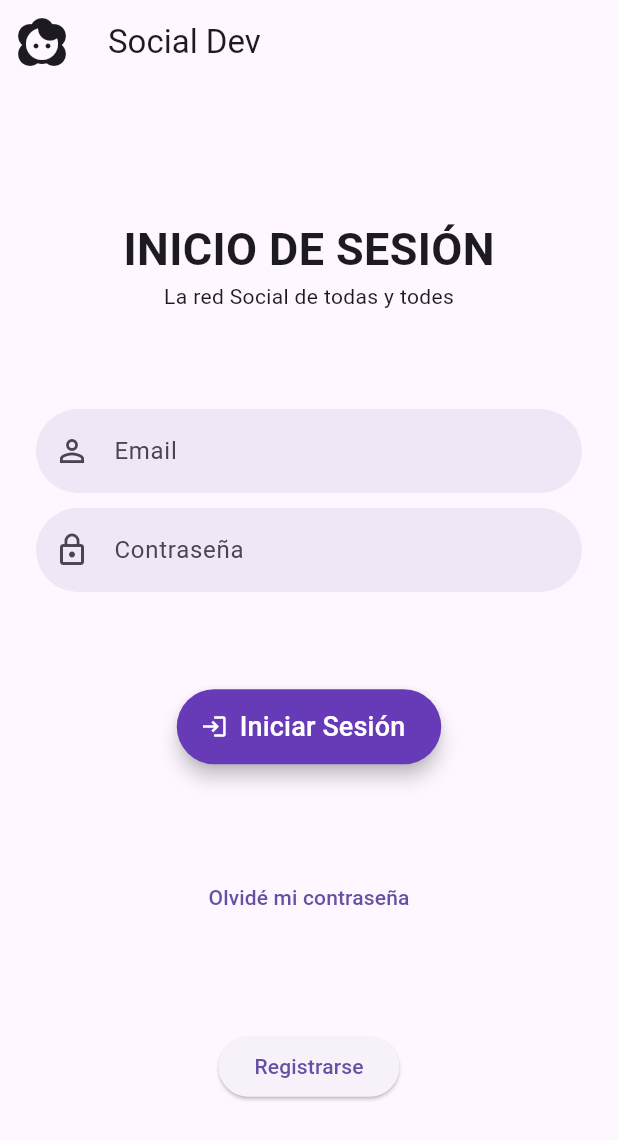
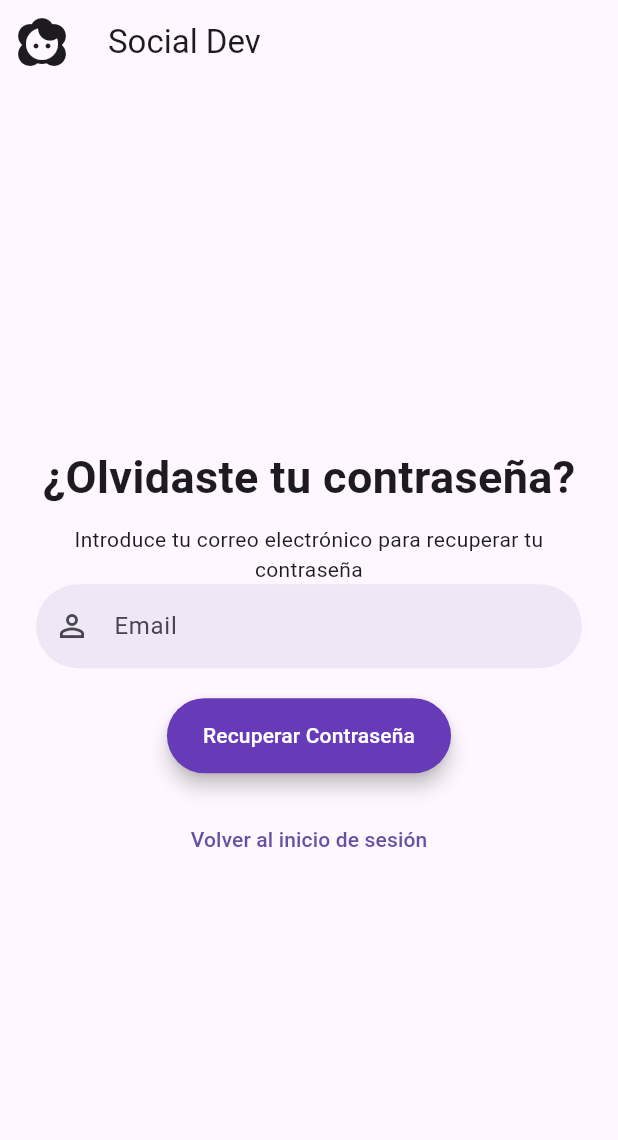
Before and after one commit to Luissylar/red_social_app, a Flutter app: the screen it shows after launch, after a tap on "Olvidé mi contraseña", on a phone screen of 412 x 824 dp. Shown: the top 1140 px of the screen. Run offline on Flutter 3.47's test engine with Material 3 defaults, Android fonts, the phone set to English and light mode, and no system bars.

Commit message:
creando pagina de olvide mi contraseña con validaciones

```diff
--- /dev/null
+++ b/lib/pages/ForgotPasswordPage.dart
@@ -0,0 +1,151 @@
+import 'package:flutter/material.dart';
+
+// Declara los controladores de texto fuera de la clase del widget
+final TextEditingController _emailController = TextEditingController();
+
+class ForgotPasswordPage extends StatelessWidget {
+  const ForgotPasswordPage({Key? key}) : super(key: key);
+
+  @override
+  Widget build(BuildContext context) {
+    return SafeArea(
+      child: Scaffold(
+        appBar: AppBar(
+          title: Text("Social Dev"),
+          leading: Icon(
+            Icons.face_2,
+            size: 32,
+          ),
+        ),
+        body: Container(
+          margin: EdgeInsets.all(24),
+          child: Column(
+            mainAxisAlignment: MainAxisAlignment.center,
+            children: [
+              _header(context),
+              _inputField(context),
+              _resetButton(context),
+              _backToLogin(context),
+            ],
+          ),
+        ),
+      ),
+    );
+  }
+
+  Widget _header(BuildContext context) {
+    return Column(
+      children: [
+        Text(
+          "¿Olvidaste tu contraseña?",
+          style: TextStyle(fontSize: 30, fontWeight: FontWeight.bold),
+        ),
+        SizedBox(height: 10),
+        Text(
+          "Introduce tu correo electrónico para recuperar tu contraseña",
+          textAlign: TextAlign.center,
+        ),
+      ],
+    );
+  }
+
+  Widget _inputField(BuildContext context) {
+    return Column(
+      crossAxisAlignment: CrossAxisAlignment.stretch,
+      children: [
+        TextField(
+          controller: _emailController,
+          decoration: InputDecoration(
+            hintText: "Email",
+            border: OutlineInputBorder(
+              borderRadius: BorderRadius.all(Radius.circular(28)),
+              borderSide: BorderSide.none,
+            ),
+            fillColor: Theme.of(context).primaryColor.withOpacity(0.1),
+            filled: true,
+            prefixIcon: Icon(Icons.person_outline),
+          ),
+        ),
+      ],
+    );
+  }
+
+  Widget _resetButton(BuildContext context) {
+  return Container(
+    margin: EdgeInsets.only(top: 20),
+    child: ElevatedButton(
+      onPressed: () {
+        // Lógica para enviar correo de recuperación
+        String email = _emailController.text;
+        if (isValidEmail(email)) {
+          // Aquí podrías implementar la lógica para enviar el correo de recuperación
+          showDialog(
+            context: context,
+            builder: (context) => AlertDialog(
+              title: Text('Correo Enviado'),
+              content: Text('Se ha enviado un correo de recuperación a $email'),
+              actions: <Widget>[
+                TextButton(
+                  onPressed: () => Navigator.of(context).pop(),
+                  child: Text('Cerrar'),
+                ),
+              ],
+            ),
+          );
+        } else {
+          // Mostrar un modal si el email no es válido
+          showDialog(
+            context: context,
+            builder: (context) => AlertDialog(
+              title: Text('Email Inválido'),
+              content: Text('Por favor, introduzca un email válido.'),
+              actions: <Widget>[
+                TextButton(
+                  onPressed: () => Navigator.of(context).pop(),
+                  child: Text('Cerrar'),
+                ),
+              ],
+            ),
+          );
+        }
+      },
+      child: Text('Recuperar Contraseña'),
+      style: ElevatedButton.styleFrom(
+        backgroundColor: Colors.deepPurple,
+        foregroundColor: Colors.white,
+        minimumSize: Size(150, 50),
+        shape: RoundedRectangleBorder(
+          borderRadius: BorderRadius.circular(30),
+        ),
+        elevation: 5,
+      ),
+    ),
+  );
+}
+
+
+  Widget _backToLogin(BuildContext context) {
+    return Container(
+      margin: EdgeInsets.only(top: 20),
+      child: TextButton(
+        onPressed: () {
+          // Navegar de vuelta a la página de inicio de sesión
+          Navigator.pop(context);
+        },
+        child: Text('Volver al inicio de sesión'),
+      ),
+    );
+  }
+
+
+  // Función para validar un correo electrónico
+  bool isValidEmail(String email) {
+    return RegExp(r"^[a-zA-Z0-9.]+@[a-zA-Z0-9]+\.[a-zA-Z]+").hasMatch(email);
+  }
+}
+
+void main() {
+  runApp(MaterialApp(
+    home: ForgotPasswordPage(),
+  ));
+}
--- a/lib/pages/loginPage.dart
+++ b/lib/pages/loginPage.dart
@@ -1,4 +1,5 @@
 import 'package:flutter/material.dart';
+import 'package:red_social/pages/ForgotPasswordPage.dart';
 import 'package:red_social/pages/register.dart';
 // La importación de 'package:flutter/rendering.dart' parece no ser necesaria aquí.
 
@@ -148,7 +149,11 @@ class LoginPage extends StatelessWidget {
   Widget _forgotPassword(BuildContext context) {
     return TextButton(
       onPressed: () {
-        // Lógica para olvidar contraseña
+        // Navegar a la página de registro
+        Navigator.push(
+          context,
+          MaterialPageRoute(builder: (context) => ForgotPasswordPage()),
+        );
       },
       child: Text('Olvidé mi contraseña'),
     );
--- a/pubspec.yaml
+++ b/pubspec.yaml
@@ -28,6 +28,7 @@ environment:
 # the latest version available on pub.dev. To see which dependencies have newer
 # versions available, run `flutter pub outdated`.
 dependencies:
+  sqflite: ^2.3.2
   flutter:
     sdk: flutter
 
```
Also changed, not shown: lib/database/database.dart (added), lib/pages/posts/index.dart (added), pubspec.lock, 1 other file.
